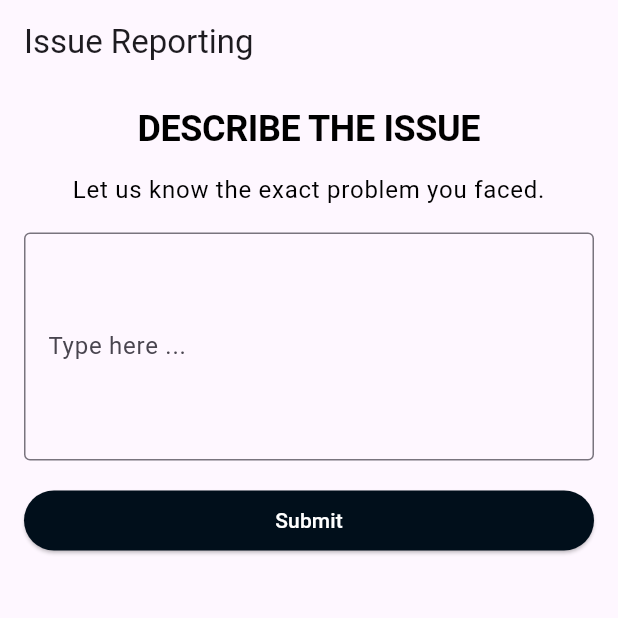
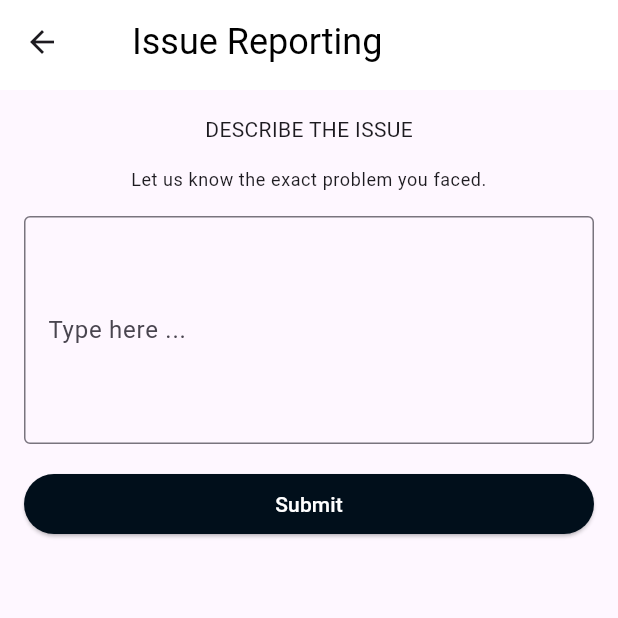
Before and after one commit to Pedal-Pal-CS253/pedal-pal-frontend, a Flutter app: the screen it shows after launch, after a tap on "Describe Issue", on a phone screen of 412 x 824 dp, the top half of it. Run offline on Flutter 3.47's test engine with Material 3 defaults, Android fonts, the phone set to English and light mode, and no system bars; our stand-ins replace flutter_dotenv, fluttertoast, google_maps_flutter, pin_input_text_field; missing offline and left inert: razorpay_flutter; accounts and stored records are empty.

```diff
--- a/frontend/lib/main.dart
+++ b/frontend/lib/main.dart
@@ -110,7 +110,7 @@ class _MyHomePageState extends State<MyHomePage> {
 
             ElevatedButton(
                 onPressed: () {
-                  Navigator.push(context, MaterialPageRoute(builder: (context) => DescribeIssue())
+                  Navigator.push(context, MaterialPageRoute(builder: (context) => IssueReportingScreen())
                   );
                 },
                 child: Text('Describe Issue')
--- a/frontend/lib/pages/describe_issue.dart
+++ b/frontend/lib/pages/describe_issue.dart
@@ -2,43 +2,48 @@ import 'package:flutter/material.dart';
 import 'package:frontend/pages/feedback_submitted.dart';
 
 void main() {
-  runApp(DescribeIssue());
+  runApp(MyApp());
 }
 
-class DescribeIssue extends StatelessWidget {
+class MyApp extends StatelessWidget {
   @override
   Widget build(BuildContext context) {
     return MaterialApp(
-      title: 'Issue Reporting',
-      theme: ThemeData(
-        primaryColor: Colors.white,
-        hintColor: Colors.green,
-        textTheme: TextTheme(
-          headline1: TextStyle(
-            color: Colors.black,
-            fontSize: 24,
-            fontWeight: FontWeight.bold,
-          ),
-          bodyText1: TextStyle(
-            color: Colors.black,
-            fontSize: 16,
-          ),
-        ),
-      ),
+      debugShowCheckedModeBanner: false,
       home: IssueReportingScreen(),
     );
   }
 }
 
 class IssueReportingScreen extends StatelessWidget {
+  const IssueReportingScreen({Key? key}) : super(key: key);
+
   @override
   Widget build(BuildContext context) {
     return Scaffold(
-      appBar: AppBar(
-        title: Text('Issue Reporting'),
+      appBar: PreferredSize(
+        preferredSize: Size.fromHeight(60.0),
+        child: AppBar(
+          title: Column(
+            crossAxisAlignment: CrossAxisAlignment.start,
+            children: [
+              SizedBox(height: 0.0),
+              Row(
+                children: [
+                  SizedBox(width: 16.0),
+                  Text(
+                    'Issue Reporting',
+                    style: TextStyle(color: Colors.black, fontSize: 24.0),
                   ),
-      body: Center(
-        child: Padding(
+                ],
+              ),
+            ],
+          ),
+          backgroundColor: Colors.white,
+          elevation: 0,
+        ),
+      ),
+      body: Padding(
         padding: const EdgeInsets.all(16.0),
         child: Column(
           crossAxisAlignment: CrossAxisAlignment.stretch,
@@ -46,13 +51,19 @@ class IssueReportingScreen extends StatelessWidget {
             Center(
               child: Text(
                 'DESCRIBE THE ISSUE',
-                  style: Theme.of(context).textTheme.headline1,
+                style: Theme
+                    .of(context)
+                    .textTheme
+                    .bodyMedium,
               ),
             ),
             SizedBox(height: 16),
             Text(
               'Let us know the exact problem you faced.',
-                style: Theme.of(context).textTheme.bodyText1,
+              style: Theme
+                  .of(context)
+                  .textTheme
+                  .bodySmall,
               textAlign: TextAlign.center,
             ),
             SizedBox(height: 16),
@@ -68,7 +79,8 @@ class IssueReportingScreen extends StatelessWidget {
               onPressed: () {
                 Navigator.push(
                   context,
-                    MaterialPageRoute(builder: (context) => ((FeedbackSubmitted()))),
+                  MaterialPageRoute(
+                      builder: (context) => ((FeedbackSubmitted()))),
                 );
               },
               child: Text(
@@ -88,7 +100,6 @@ class IssueReportingScreen extends StatelessWidget {
           ],
         ),
       ),
-      ),
     );
   }
 }
--- a/frontend/lib/pages/issues_with_cycle.dart
+++ b/frontend/lib/pages/issues_with_cycle.dart
@@ -31,12 +31,6 @@ class IssuesWithCycle extends StatelessWidget {
               SizedBox(height: 0.0),
               Row(
                 children: [
-                  IconButton(
-                    icon: Icon(Icons.arrow_back),
-                    onPressed: () {
-                      Navigator.of(context).pop();
-                    },
-                  ),
                   SizedBox(width: 16.0),
                   Text(
                     'Issues with the cycle',
--- a/frontend/lib/pages/ride_over.dart
+++ b/frontend/lib/pages/ride_over.dart
@@ -29,8 +29,8 @@ class RideOver extends StatelessWidget {
                     mainAxisAlignment: MainAxisAlignment.center,
                     children: [
                       Image.asset(
-                        'C:\\pedal-pal-frontend2\\flutter_application_3\\flutter_application_3\\lib\\confirmation.png',
-                        width: 25,
+                        'assets/confirmation.png',
+                        width: 100,
                         height: 100,
                       ),
                       SizedBox(height: 20),
--- a/frontend/pubspec.yaml
+++ b/frontend/pubspec.yaml
@@ -32,7 +32,7 @@ dependencies:
     sdk: flutter
   pin_input_text_field: ^4.5.1
   google_maps_flutter: ^2.5.3
-
+  email_otp: ^2.1.2
 
 
   # The following adds the Cupertino Icons font to your application.
```
Also changed, not shown: frontend/flutter_01.png (added), frontend/pubspec.lock, 5 other files. Lines whose indentation alone changed are shown as unchanged.
